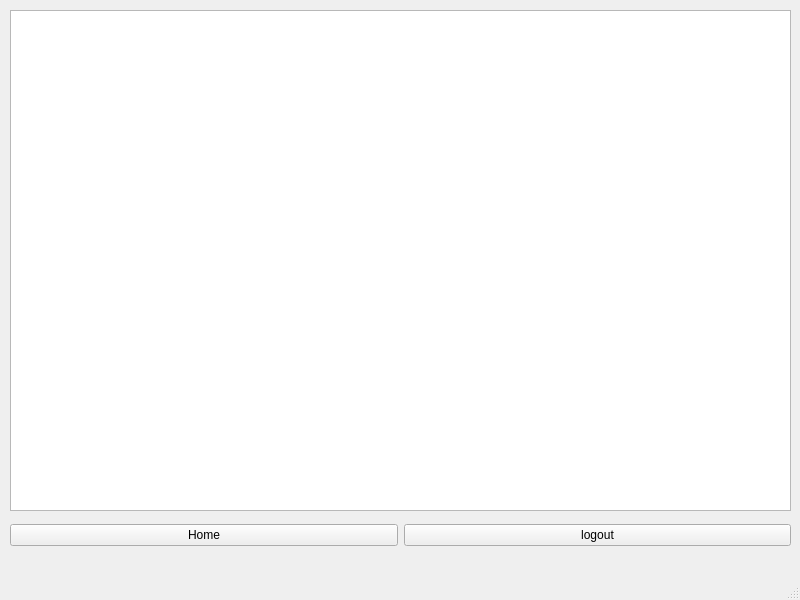
Before: the Qt Designer form viewalluserphotoswin.ui in osamahammad21/Distributed, drawn with Qt 5.
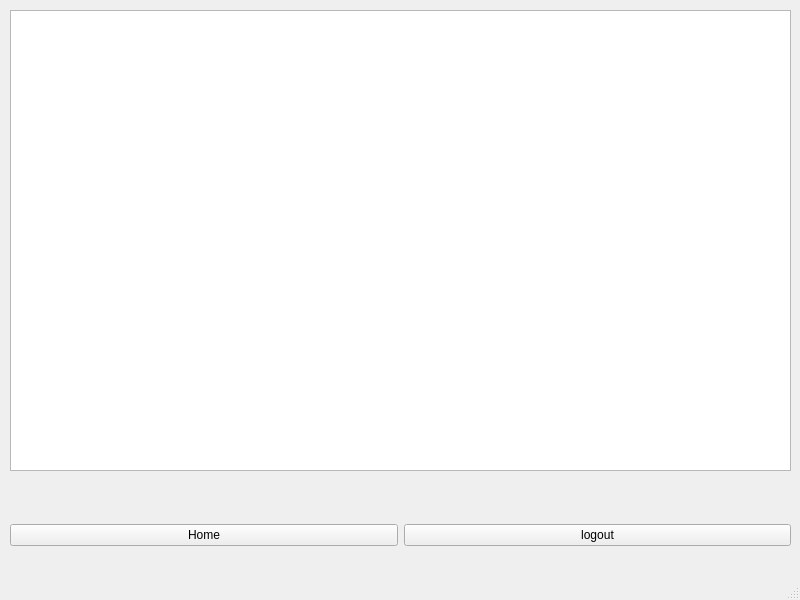
After: the same form once the commit is applied.

Patch:
```diff
--- a/viewalluserphotoswin.ui
+++ b/viewalluserphotoswin.ui
@@ -20,11 +20,11 @@
       <x>10</x>
       <y>10</y>
       <width>781</width>
-      <height>501</height>
+      <height>461</height>
      </rect>
     </property>
    </widget>
-   <widget class="QWidget" name="">
+   <widget class="QWidget" name="layoutWidget">
     <property name="geometry">
      <rect>
       <x>10</x>
@@ -50,6 +50,19 @@
      </item>
     </layout>
    </widget>
+   <widget class="QLabel" name="label_status">
+    <property name="geometry">
+     <rect>
+      <x>20</x>
+      <y>480</y>
+      <width>761</width>
+      <height>31</height>
+     </rect>
+    </property>
+    <property name="text">
+     <string/>
+    </property>
+   </widget>
   </widget>
   <widget class="QMenuBar" name="menubar">
    <property name="geometry">
```
